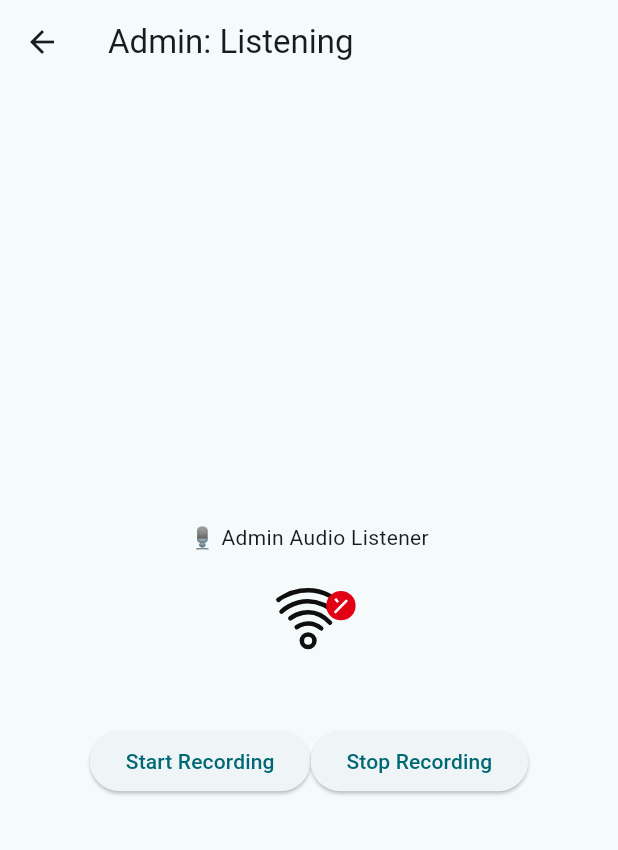
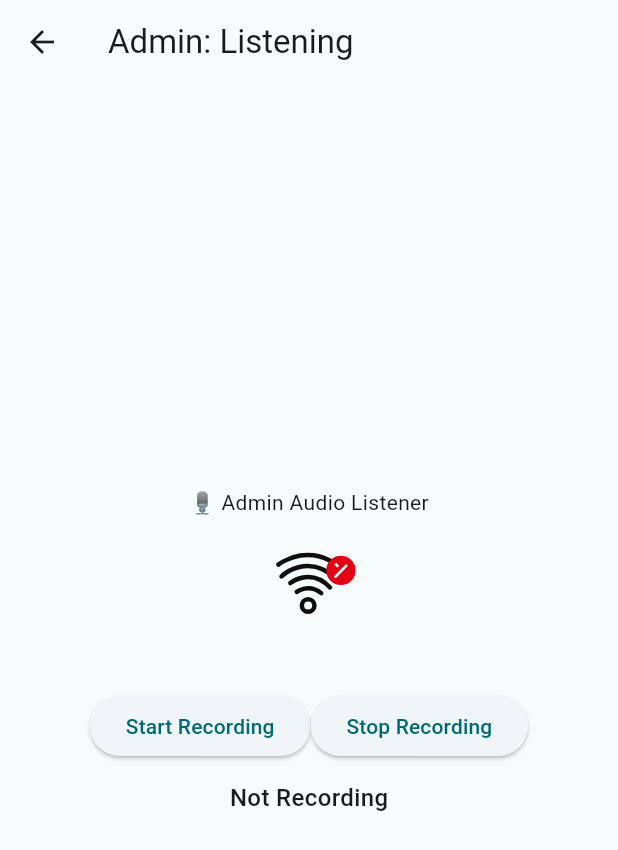
Before and after one commit to deepakdas-d/Divya_Admin, a Flutter app: the AdminAudioListenPage screen opened directly with empty values, on a phone screen of 412 x 824 dp. Shown: the top 850 px of the screen. Run offline on Flutter 3.47's test engine with Material 3 defaults, Android fonts, the phone set to English and light mode, and no system bars; our stand-ins replace cloud_firestore, device_info_plus, firebase_auth, firebase_core, firebase_storage, fl_chart and 8 more; missing offline and left inert: excel, flutter_webrtc; accounts and stored records are empty; statements that could not run were skipped; project files that could hold a hidden picture were left out.

Commit message:
hint text

```diff
--- a/admin/lib/Voice/admin_audio_listener.dart
+++ b/admin/lib/Voice/admin_audio_listener.dart
@@ -255,7 +255,7 @@ class _AdminAudioListenPageState extends State<AdminAudioListenPage> {
   final _firestore = FirebaseFirestore.instance;
   static const _channel = MethodChannel('audio_record_channel');
   final RTCVideoRenderer _remoteRenderer = RTCVideoRenderer();
-  String _recordingStatus = '';
+  String _recordingStatus = 'Not Recording';
   @override
   void initState() {
     super.initState();
```
